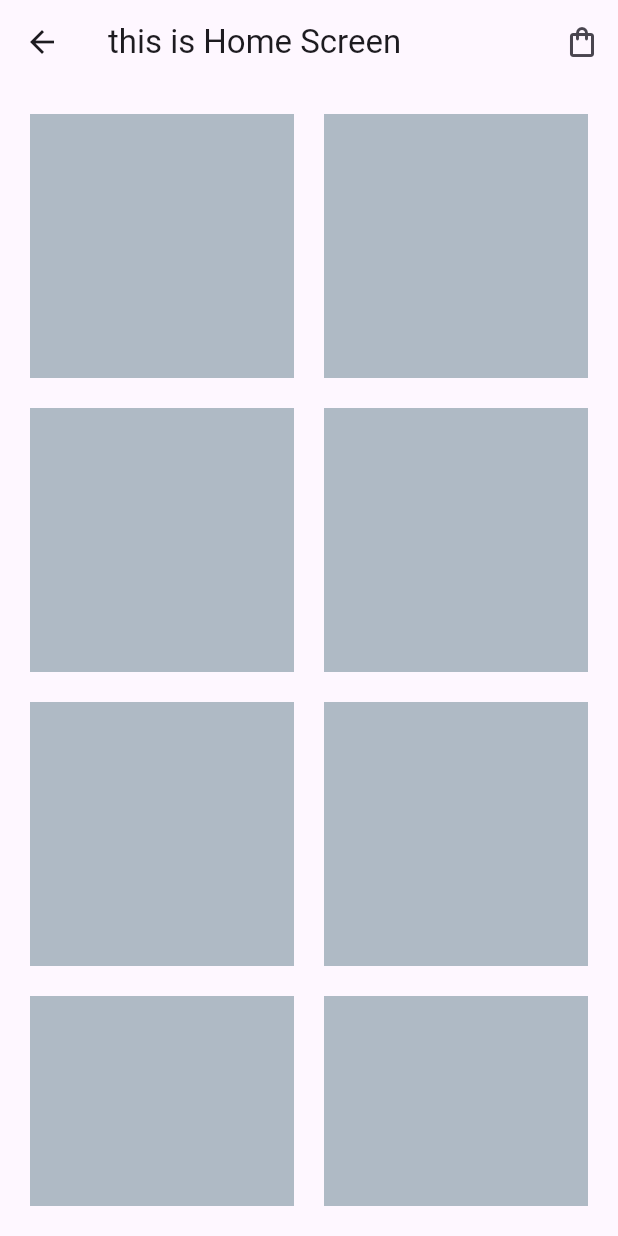
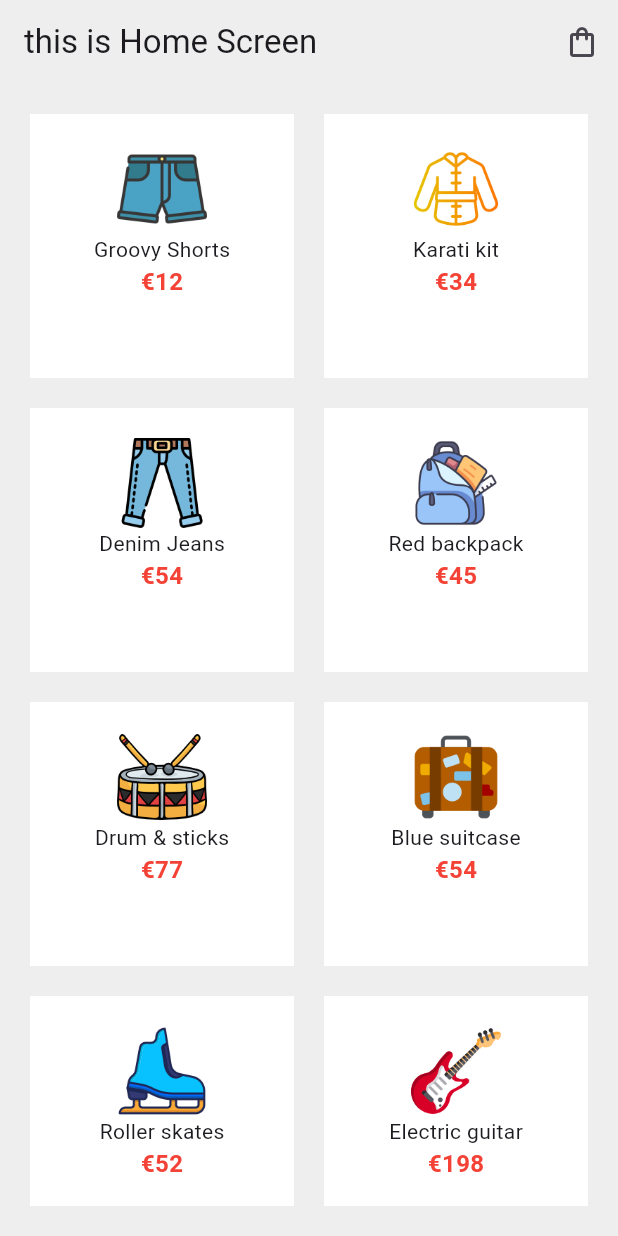
Before and after one commit to AbirHasanShuvo/riverpod, a Flutter app: the HomeScreen screen opened directly, on a phone screen of 412 x 824 dp. Run offline on Flutter 3.47's test engine with Material 3 defaults, Android fonts, the phone set to English and light mode, and no system bars; our stand-ins replace flutter_riverpod.

```diff
--- a/lib/model/product.dart
+++ b/lib/model/product.dart
@@ -2,11 +2,11 @@ class Product {
   const Product({
     required this.id,
     required this.title,
-    required this.name,
+    required this.price,
     required this.image,
   });
   final String id;
   final String title;
-  final String name;
+  final int price;
   final String image;
 }
--- a/lib/providers/products_provider.dart
+++ b/lib/providers/products_provider.dart
@@ -0,0 +1,61 @@
+import 'package:flutter_riverpod/flutter_riverpod.dart';
+import 'package:riverpod_v2/model/product.dart';
+
+const List<Product> allProducts = [
+  Product(
+    id: '1',
+    title: 'Groovy Shorts',
+    price: 12,
+    image: 'assets/icons/shorts.png',
+  ),
+  Product(
+    id: '2',
+    title: 'Karati kit',
+    price: 34,
+    image: 'assets/icons/karati.png',
+  ),
+  Product(
+    id: '3',
+    title: 'Denim Jeans',
+    price: 54,
+    image: 'assets/icons/jeans.png',
+  ),
+  Product(
+    id: '4',
+    title: 'Red backpack',
+    price: 45,
+    image: 'assets/icons/backpack.png',
+  ),
+  Product(
+    id: '5',
+    title: 'Drum & sticks',
+    price: 77,
+    image: 'assets/icons/drum.png',
+  ),
+  Product(
+    id: '6',
+    title: 'Blue suitcase',
+    price: 54,
+    image: 'assets/icons/suitcase.png',
+  ),
+  Product(
+    id: '7',
+    title: 'Roller skates',
+    price: 52,
+    image: 'assets/icons/skates.png',
+  ),
+  Product(
+    id: '8',
+    title: 'Electric guitar',
+    price: 198,
+    image: 'assets/icons/guitar.png',
+  ),
+];
+
+final productProvider = Provider((ref) {
+  return allProducts;
+});
+
+final reducedProductProvider = Provider((ref) {
+  return allProducts.where((p) => p.price < 50).toList();
+});
--- a/lib/screens/home/home_screen.dart
+++ b/lib/screens/home/home_screen.dart
@@ -1,13 +1,18 @@
 import 'package:flutter/material.dart';
+import 'package:flutter_riverpod/flutter_riverpod.dart';
+import 'package:riverpod_v2/providers/products_provider.dart';
 import 'package:riverpod_v2/screens/cart/cart_screen.dart';
 
-class HomeScreen extends StatelessWidget {
+class HomeScreen extends ConsumerWidget {
   const HomeScreen({super.key});
 
   @override
-  Widget build(BuildContext context) {
+  Widget build(BuildContext context, WidgetRef ref) {
+    final allProducts = ref.watch(productProvider);
     return Scaffold(
+      backgroundColor: Colors.grey.shade200,
       appBar: AppBar(
+        backgroundColor: Colors.grey.shade200,
         title: const Text('this is Home Screen'),
         actions: [
           IconButton(
@@ -28,7 +33,8 @@ class HomeScreen extends StatelessWidget {
       body: Padding(
         padding: const EdgeInsets.all(20),
         child: GridView.builder(
-          itemCount: 8,
+          physics: const BouncingScrollPhysics(),
+          itemCount: allProducts.length,
           gridDelegate: const SliverGridDelegateWithFixedCrossAxisCount(
             crossAxisCount: 2,
             mainAxisSpacing: 20,
@@ -38,7 +44,21 @@ class HomeScreen extends StatelessWidget {
           itemBuilder: (context, index) {
             return Container(
               padding: const EdgeInsets.all(20),
-              color: Colors.blueGrey.withOpacity(0.5),
+              color: Colors.white,
+              child: Column(
+                children: [
+                  Image.asset(allProducts[index].image, width: 60, height: 60),
+                  Text(allProducts[index].title),
+                  Text(
+                    '€${allProducts[index].price}',
+                    style: TextStyle(
+                      color: Colors.red,
+                      fontSize: 16.0,
+                      fontWeight: FontWeight.w700,
+                    ),
+                  ),
+                ],
+              ),
             );
           },
         ),
```
Also changed, not shown: lib/main.dart (+4 -4 lines), lib/screens/cart/cart_screen.dart (+33 -6 lines).
